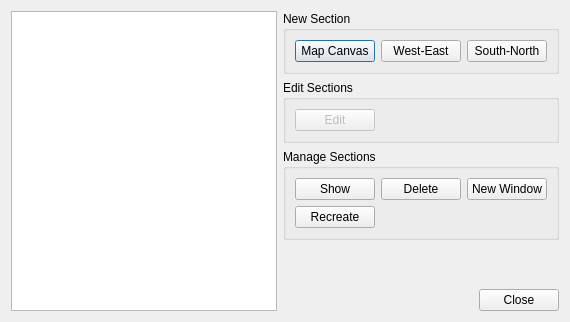
This is sectionmanager_dialog_base.ui in rolandhill/geoscience as Qt 5 draws it before an edit. The edited form follows.
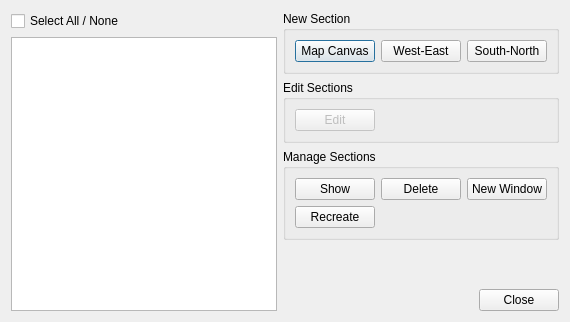
This is the edited form.

Commit message: SelectAll functionality on list boxes. Load rasters into section dialogs.

The edit to the form file:
```diff
--- a/sectionmanager_dialog_base.ui
+++ b/sectionmanager_dialog_base.ui
@@ -15,7 +15,21 @@
   </property>
   <layout class="QHBoxLayout" name="horizontalLayout">
    <item>
-    <widget class="QListWidget" name="listSection"/>
+    <layout class="QVBoxLayout" name="verticalLayout_2">
+     <property name="rightMargin">
+      <number>0</number>
+     </property>
+     <item>
+      <widget class="QCheckBox" name="checkSelectAll">
+       <property name="text">
+        <string>Select All / None</string>
+       </property>
+      </widget>
+     </item>
+     <item>
+      <widget class="QListWidget" name="listSection"/>
+     </item>
+    </layout>
    </item>
    <item>
     <layout class="QVBoxLayout" name="verticalLayout">
```
The commit also changes 8 other files.
